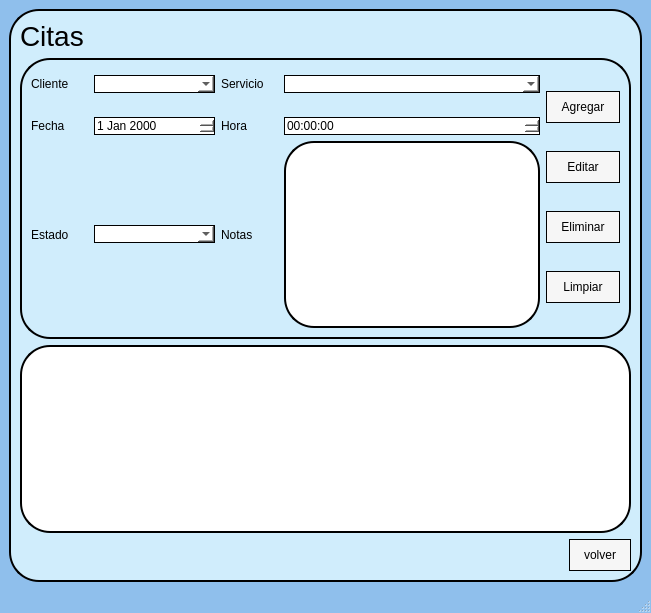
jesusantoniomorenorenova-spec/GestorDeCitas, file ui/citas.ui: the form before one commit.
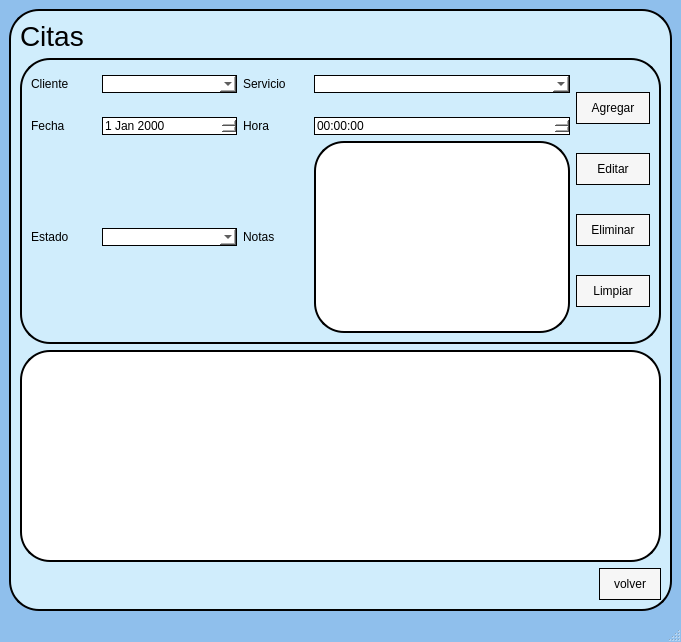
The form after the commit. Icons and pictures are not drawn.

Patch:
```diff
--- a/ui/citas.ui
+++ b/ui/citas.ui
@@ -6,8 +6,8 @@
    <rect>
     <x>0</x>
     <y>0</y>
-    <width>651</width>
-    <height>613</height>
+    <width>681</width>
+    <height>642</height>
    </rect>
   </property>
   <property name="windowTitle">
```
